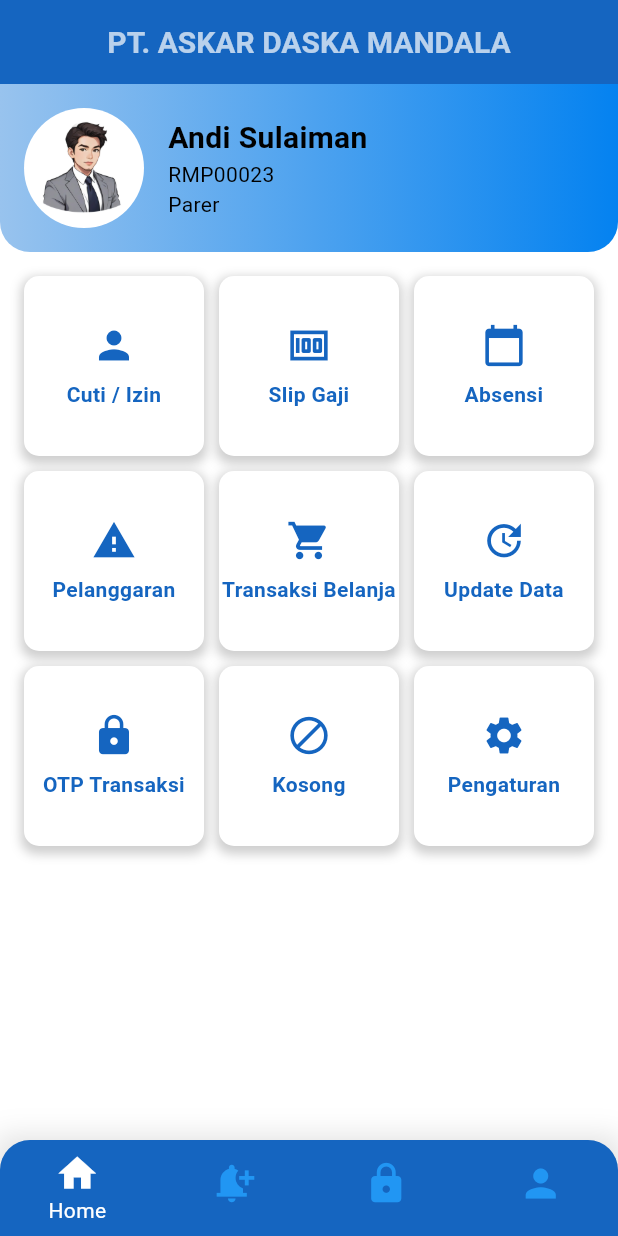
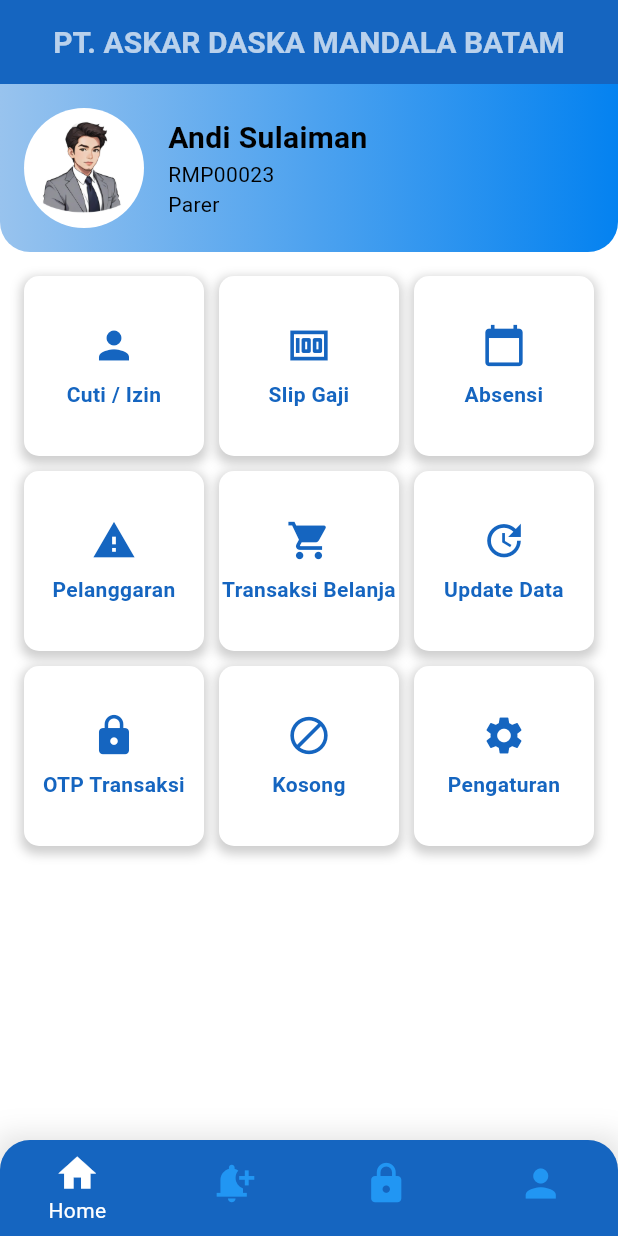
Before and after one commit to cinghuisui/ess_mobile, a Flutter app: the MenuPage screen opened directly, on a phone screen of 412 x 824 dp. Run offline on Flutter 3.47's test engine with Material 3 defaults, Android fonts, the phone set to English and light mode, and no system bars; our stand-ins replace google_fonts, image_picker.

Commit message:
penambahan pada pt batam

```diff
--- a/lib/menu_page.dart
+++ b/lib/menu_page.dart
@@ -70,7 +70,7 @@ class _MenuPageState extends State<MenuPage> {
       appBar: AppBar(
         title: Center(
           child: Text(
-            'PT. ASKAR DASKA MANDALA',
+            'PT. ASKAR DASKA MANDALA BATAM',
             style: GoogleFonts.roboto(
               fontSize: 20,
               fontWeight: FontWeight.bold,
```
